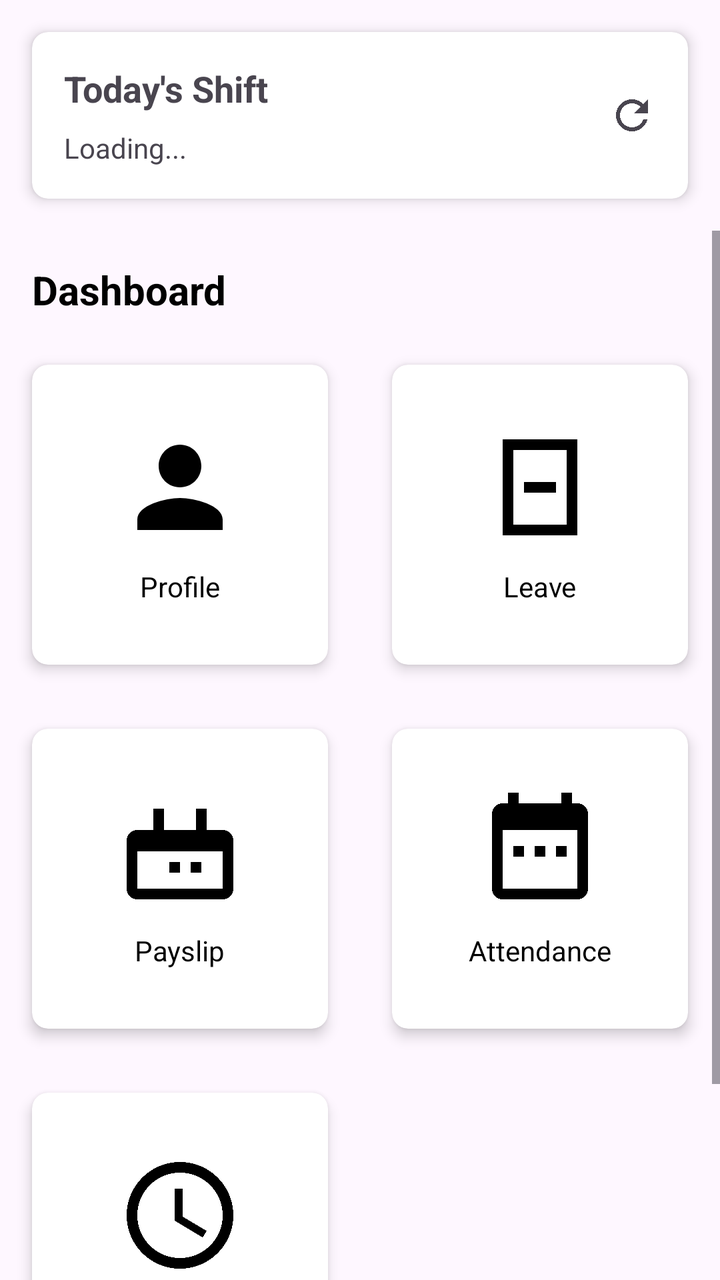
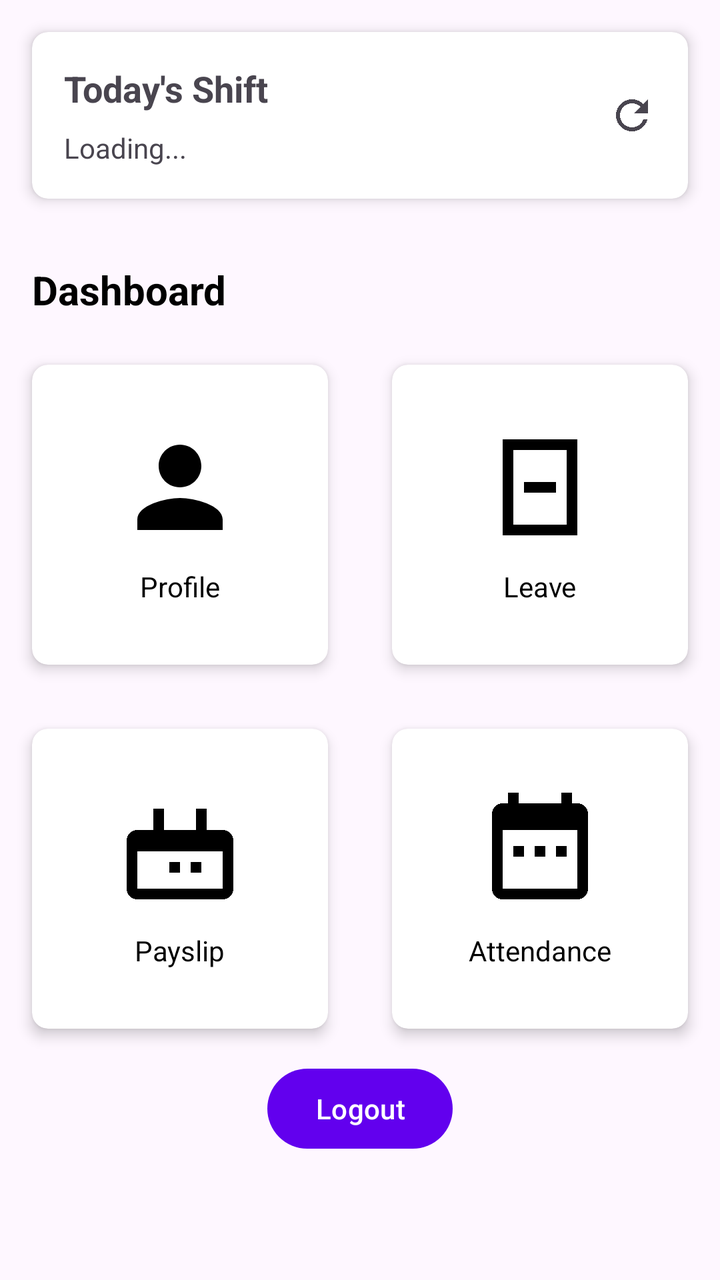

The first picture is an Android layout as it rendered before a commit; the second is the same layout after the commit. The layout source and the unified diff follow.
<!-- AndroidManifest.xml: application theme Theme.HRM -->
<!-- res/layout/activity_employee.xml -->
<?xml version="1.0" encoding="utf-8"?>
<LinearLayout xmlns:android="http://schemas.android.com/apk/res/android"
    xmlns:app="http://schemas.android.com/apk/res-auto"
    xmlns:tools="http://schemas.android.com/tools"
    android:layout_width="match_parent"
    android:layout_height="match_parent"
    android:orientation="vertical"
    tools:context=".EmployeeActivity">

    <include layout="@layout/include_shift_card" />

    <ScrollView
        android:layout_width="match_parent"
        android:layout_height="match_parent">

        <LinearLayout
            android:layout_width="match_parent"
            android:layout_height="wrap_content"
            android:orientation="vertical">

            <TextView
                android:layout_width="wrap_content"
                android:layout_height="wrap_content"
                android:layout_marginStart="16dp"
                android:layout_marginTop="16dp"
                android:text="Dashboard"
                android:textColor="@color/primaryTextColor"
                android:textSize="20sp"
                android:textStyle="bold" />

            <GridLayout
                android:layout_width="match_parent"
                android:layout_height="wrap_content"
                android:layout_marginTop="8dp"
                android:columnCount="2">

                <androidx.cardview.widget.CardView
                    android:id="@+id/profileCard"
                    android:layout_width="0dp"
                    android:layout_height="wrap_content"
                    android:layout_columnWeight="1"
                    android:layout_margin="16dp"
                    app:cardCornerRadius="8dp"
                    app:cardElevation="4dp">

                    <LinearLayout
                        android:layout_width="match_parent"
                        android:layout_height="150dp"
                        android:gravity="center"
                        android:orientation="vertical"
                        android:padding="16dp">

                        <ImageView
                            android:layout_width="64dp"
                            android:layout_height="64dp"
                            android:src="@drawable/ic_profile" />

                        <TextView
                            android:layout_width="wrap_content"
                            android:layout_height="wrap_content"
                            android:layout_marginTop="8dp"
                            android:text="Profile"
                            android:textColor="@color/primaryTextColor" />
                    </LinearLayout>
                </androidx.cardview.widget.CardView>

                <androidx.cardview.widget.CardView
                    android:id="@+id/leaveCard"
                    android:layout_width="0dp"
                    android:layout_height="wrap_content"
                    android:layout_columnWeight="1"
                    android:layout_margin="16dp"
                    app:cardCornerRadius="8dp"
                    app:cardElevation="4dp">

                    <LinearLayout
                        android:layout_width="match_parent"
                        android:layout_height="150dp"
                        android:gravity="center"
                        android:orientation="vertical"
                        android:padding="16dp">

                        <ImageView
                            android:layout_width="64dp"
                            android:layout_height="64dp"
                            android:src="@drawable/ic_leave" />

                        <TextView
                            android:layout_width="wrap_content"
                            android:layout_height="wrap_content"
                            android:layout_marginTop="8dp"
                            android:text="Leave"
                            android:textColor="@color/primaryTextColor" />
                    </LinearLayout>
                </androidx.cardview.widget.CardView>

                <androidx.cardview.widget.CardView
                    android:id="@+id/payslipCard"
                    android:layout_width="0dp"
                    android:layout_height="wrap_content"
                    android:layout_columnWeight="1"
                    android:layout_margin="16dp"
                    app:cardCornerRadius="8dp"
                    app:cardElevation="4dp">

                    <LinearLayout
                        android:layout_width="match_parent"
                        android:layout_height="150dp"
                        android:gravity="center"
                        android:orientation="vertical"
                        android:padding="16dp">

                        <ImageView
                            android:layout_width="64dp"
                            android:layout_height="64dp"
                            android:src="@drawable/ic_payslip" />

                        <TextView
                            android:layout_width="wrap_content"
                            android:layout_height="wrap_content"
                            android:layout_marginTop="8dp"
                            android:text="Payslip"
                            android:textColor="@color/primaryTextColor" />
                    </LinearLayout>
                </androidx.cardview.widget.CardView>

                <androidx.cardview.widget.CardView
                    android:id="@+id/attendanceCard"
                    android:layout_width="0dp"
                    android:layout_height="wrap_content"
                    android:layout_columnWeight="1"
                    android:layout_margin="16dp"
                    app:cardCornerRadius="8dp"
                    app:cardElevation="4dp">

                    <LinearLayout
                        android:layout_width="match_parent"
                        android:layout_height="150dp"
                        android:gravity="center"
                        android:orientation="vertical"
                        android:padding="16dp">

                        <ImageView
                            android:layout_width="64dp"
                            android:layout_height="64dp"
                            android:src="@drawable/ic_attendance" />

                        <TextView
                            android:layout_width="wrap_content"
                            android:layout_height="wrap_content"
                            android:layout_marginTop="8dp"
                            android:text="Attendance"
                            android:textColor="@color/primaryTextColor" />
                    </LinearLayout>
                </androidx.cardview.widget.CardView>

                <androidx.cardview.widget.CardView
                    android:id="@+id/overtimeCard"
                    android:layout_width="0dp"
                    android:layout_height="wrap_content"
                    android:layout_columnWeight="1"
                    android:layout_margin="16dp"
                    app:cardCornerRadius="8dp"
                    app:cardElevation="4dp">

                    <LinearLayout
                        android:layout_width="match_parent"
                        android:layout_height="150dp"
                        android:gravity="center"
                        android:orientation="vertical"
                        android:padding="16dp">

                        <ImageView
                            android:layout_width="64dp"
                            android:layout_height="64dp"
                            android:src="@drawable/ic_overtime" />

                        <TextView
                            android:layout_width="wrap_content"
                            android:layout_height="wrap_content"
                            android:layout_marginTop="8dp"
                            android:text="Overtime"
                            android:textColor="@color/primaryTextColor" />
                    </LinearLayout>
                </androidx.cardview.widget.CardView>

            </GridLayout>

            <Button
                android:id="@+id/logoutButton"
                android:layout_width="wrap_content"
                android:layout_height="wrap_content"
                android:layout_gravity="center_horizontal"
                android:text="Logout" />
        </LinearLayout>

    </ScrollView>

</LinearLayout>
<!-- res/layout/include_shift_card.xml (included above) -->
<?xml version="1.0" encoding="utf-8"?>
<androidx.cardview.widget.CardView xmlns:android="http://schemas.android.com/apk/res/android"
    xmlns:app="http://schemas.android.com/apk/res-auto"
    android:layout_width="match_parent"
    android:layout_height="wrap_content"
    android:layout_margin="16dp"
    app:cardCornerRadius="8dp"
    app:cardElevation="4dp">

    <RelativeLayout
        android:layout_width="match_parent"
        android:layout_height="wrap_content"
        android:padding="16dp">

        <TextView
            android:id="@+id/shiftTitleTextView"
            android:layout_width="wrap_content"
            android:layout_height="wrap_content"
            android:text="Today's Shift"
            android:textSize="18sp"
            android:textStyle="bold" />

        <TextView
            android:id="@+id/shiftDetailsTextView"
            android:layout_width="wrap_content"
            android:layout_height="wrap_content"
            android:layout_below="@+id/shiftTitleTextView"
            android:layout_marginTop="8dp"
            android:text="Loading..." />

        <ImageView
            android:id="@+id/refreshShiftButton"
            android:layout_width="wrap_content"
            android:layout_height="wrap_content"
            android:layout_alignParentEnd="true"
            android:layout_centerVertical="true"
            android:src="@drawable/ic_refresh"
            android:contentDescription="Refresh Shift" />

    </RelativeLayout>

</androidx.cardview.widget.CardView>
<!-- resources referenced by this layout -->
<resources>
  <color name="primaryTextColor">#FF000000</color>
  <!-- drawable ic_attendance (drawable) -->
  <vector xmlns:android="http://schemas.android.com/apk/res/android"
      android:width="24dp"
      android:height="24dp"
      android:viewportWidth="24"
      android:viewportHeight="24">
      <path
          android:fillColor="@android:color/black"
          android:pathData="M9,11H7v2h2V11zM13,11h-2v2h2V11zM17,11h-2v2h2V11zM19,3h-1V1h-2v2H8V1H6v2H5C3.89,3 3.01,3.9 3.01,5L3,19c0,1.1 0.89,2 2,2h14c1.1,0 2,-0.9 2,-2V5C21,3.9 20.1,3 19,3zM19,19H5V8h14V19z" />
  </vector>
  <!-- drawable ic_leave (drawable) -->
  <vector xmlns:android="http://schemas.android.com/apk/res/android"
      android:width="24dp"
      android:height="24dp"
      android:viewportWidth="24"
      android:viewportHeight="24">
      <path
          android:fillColor="@android:color/black"
          android:pathData="M17,5v14H7V5h10m2,-2H5v18h14V3z" />
      <path
          android:fillColor="@android:color/black"
          android:pathData="M9,11h6v2H9z" />
  </vector>
  <!-- drawable ic_overtime (drawable) -->
  <vector xmlns:android="http://schemas.android.com/apk/res/android"
      android:width="24dp"
      android:height="24dp"
      android:viewportWidth="24"
      android:viewportHeight="24">
      <path
          android:fillColor="@android:color/black"
          android:pathData="M12,2C6.48,2 2,6.48 2,12s4.48,10 10,10 10,-4.48 10,-10S17.52,2 12,2zM12,20c-4.41,0 -8,-3.59 -8,-8s3.59,-8 8,-8 8,3.59 8,8S16.41,20 12,20z" />
      <path
          android:fillColor="@android:color/black"
          android:pathData="M12.5,7H11v6l5.25,3.15 0.75,-1.23 -4.5,-2.67z" />
  </vector>
  <!-- drawable ic_payslip (drawable) -->
  <vector xmlns:android="http://schemas.android.com/apk/res/android"
      android:width="24dp"
      android:height="24dp"
      android:viewportWidth="24"
      android:viewportHeight="24">
      <path
          android:fillColor="@android:color/black"
          android:pathData="M20,8h-3V4H7v4H4C2.9,8 2,8.9 2,10v9c0,1.1 0.9,2 2,2h16c1.1,0 2,-0.9 2,-2v-9C22,8.9 21.1,8 20,8zM9,4h6v4H9V4zM20,19H4v-7h16V19z" />
      <path
          android:fillColor="@android:color/black"
          android:pathData="M12,14h-2v2h2V14zM16,14h-2v2h2V14z" />
  </vector>
  <!-- drawable ic_profile (drawable) -->
  <vector xmlns:android="http://schemas.android.com/apk/res/android"
      android:width="24dp"
      android:height="24dp"
      android:viewportWidth="24"
      android:viewportHeight="24">
      <path
          android:fillColor="@android:color/black"
          android:pathData="M12,12c2.21,0 4,-1.79 4,-4s-1.79,-4 -4,-4 -4,1.79 -4,4 1.79,4 4,4zM12,14c-2.67,0 -8,1.34 -8,4v2h16v-2c0,-2.66 -5.33,-4 -8,-4z" />
  </vector>
  <!-- drawable ic_refresh (drawable) -->
  <vector xmlns:android="http://schemas.android.com/apk/res/android"
      android:width="24dp"
      android:height="24dp"
      android:viewportWidth="24.0"
      android:viewportHeight="24.0"
      android:tint="?attr/colorControlNormal">
      <path
          android:fillColor="@android:color/white"
          android:pathData="M17.65,6.35C16.2,4.9 14.21,4 12,4c-4.42,0 -7.99,3.58 -7.99,8s3.57,8 7.99,8c3.73,0 6.84,-2.55 7.73,-6h-2.08c-0.82,2.33 -3.04,4 -5.65,4 -3.31,0 -6,-2.69 -6,-6s2.69,-6 6,-6c1.66,0 3.14,0.69 4.22,1.78L13,11h7V4l-2.35,2.35z"/>
  </vector>
  <style name="Theme.HRM" parent="Base.Theme.HRM" />
  <style name="Base.Theme.HRM" parent="Theme.Material3.DayNight.NoActionBar">
          
          <item name="colorPrimary">@color/my_light_primary</item>
      </style>
  <color name="my_light_primary">#FF6200EE</color>
</resources>

<!-- the commit's change to res/layout/activity_employee.xml (unified diff, before → after) -->
@@ -150,36 +150,6 @@
                             android:layout_height="wrap_content"
                             android:layout_marginTop="8dp"
                             android:text="Attendance"
-                            android:textColor="@color/primaryTextColor" />
-                    </LinearLayout>
-                </androidx.cardview.widget.CardView>
-
-                <androidx.cardview.widget.CardView
-                    android:id="@+id/overtimeCard"
-                    android:layout_width="0dp"
-                    android:layout_height="wrap_content"
-                    android:layout_columnWeight="1"
-                    android:layout_margin="16dp"
-                    app:cardCornerRadius="8dp"
-                    app:cardElevation="4dp">
-
-                    <LinearLayout
-                        android:layout_width="match_parent"
-                        android:layout_height="150dp"
-                        android:gravity="center"
-                        android:orientation="vertical"
-                        android:padding="16dp">
-
-                        <ImageView
-                            android:layout_width="64dp"
-                            android:layout_height="64dp"
-                            android:src="@drawable/ic_overtime" />
-
-                        <TextView
-                            android:layout_width="wrap_content"
-                            android:layout_height="wrap_content"
-                            android:layout_marginTop="8dp"
-                            android:text="Overtime"
                             android:textColor="@color/primaryTextColor" />
                     </LinearLayout>
                 </androidx.cardview.widget.CardView>
<!-- resource entries referenced after the edit -->
@@ -23,19 +23,6 @@
       <path
           android:fillColor="@android:color/black"
           android:pathData="M9,11h6v2H9z" />
-  </vector>
-  <!-- drawable ic_overtime (drawable) -->
-  <vector xmlns:android="http://schemas.android.com/apk/res/android"
-      android:width="24dp"
-      android:height="24dp"
-      android:viewportWidth="24"
-      android:viewportHeight="24">
-      <path
-          android:fillColor="@android:color/black"
-          android:pathData="M12,2C6.48,2 2,6.48 2,12s4.48,10 10,10 10,-4.48 10,-10S17.52,2 12,2zM12,20c-4.41,0 -8,-3.59 -8,-8s3.59,-8 8,-8 8,3.59 8,8S16.41,20 12,20z" />
-      <path
-          android:fillColor="@android:color/black"
-          android:pathData="M12.5,7H11v6l5.25,3.15 0.75,-1.23 -4.5,-2.67z" />
   </vector>
   <!-- drawable ic_payslip (drawable) -->
   <vector xmlns:android="http://schemas.android.com/apk/res/android"
